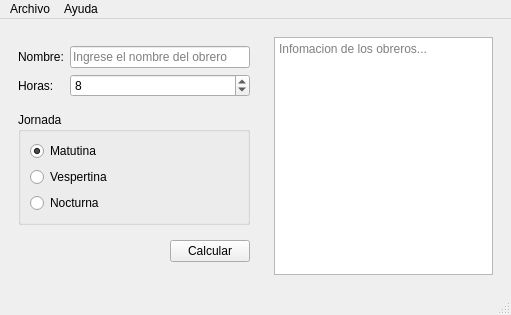
The window that mainwindow.ui (ronnyR4815/P59-Salarios-Qt) describes before a commit, drawn with Qt 5.
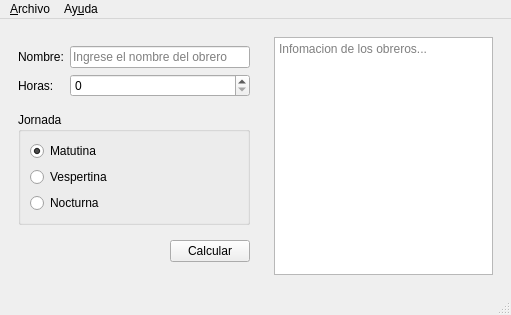
The same window after the commit.

What changed in the file:
```diff
--- a/mainwindow.ui
+++ b/mainwindow.ui
@@ -74,7 +74,7 @@
              <number>2</number>
             </property>
             <property name="value">
-             <number>8</number>
+             <number>0</number>
             </property>
            </widget>
           </item>
@@ -188,7 +188,7 @@
    </property>
    <widget class="QMenu" name="menuArchivo">
     <property name="title">
-     <string>Archivo</string>
+     <string>&amp;Archivo</string>
     </property>
     <addaction name="actionNuevo"/>
     <addaction name="actionAbrir"/>
@@ -200,7 +200,7 @@
    </widget>
    <widget class="QMenu" name="menuAyuda">
     <property name="title">
-     <string>Ayuda</string>
+     <string>Ay&amp;uda</string>
     </property>
     <addaction name="actionAcerca_de"/>
    </widget>
```
Left out of the diff: 32 changed lines with no effect on the pictures.
